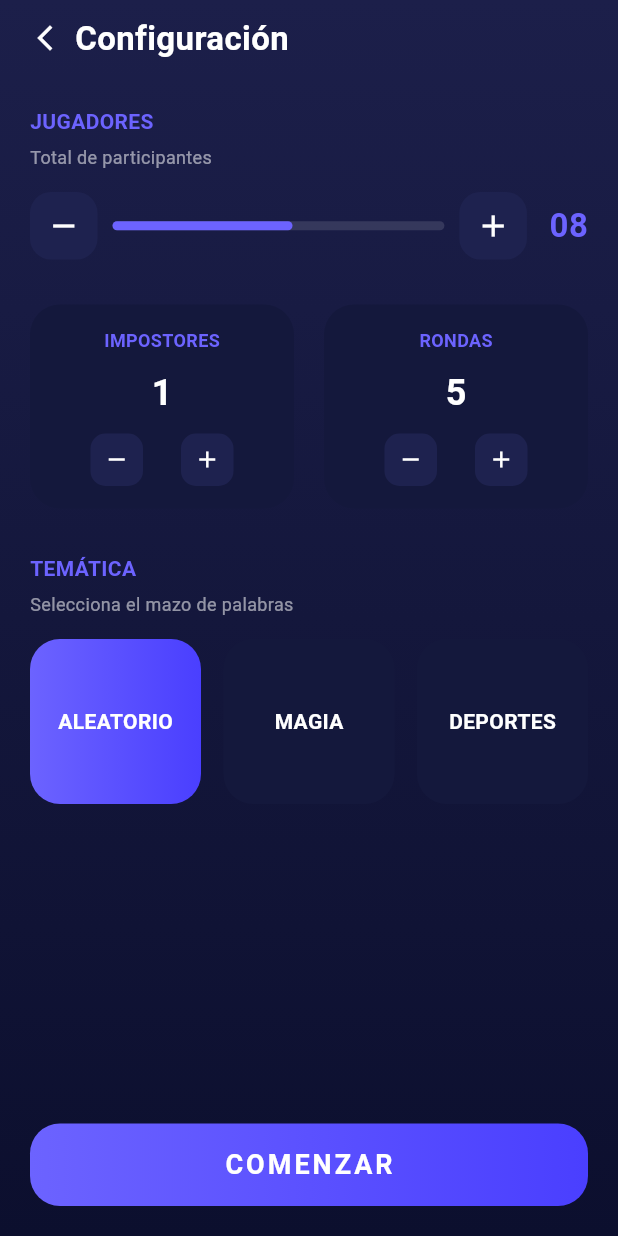
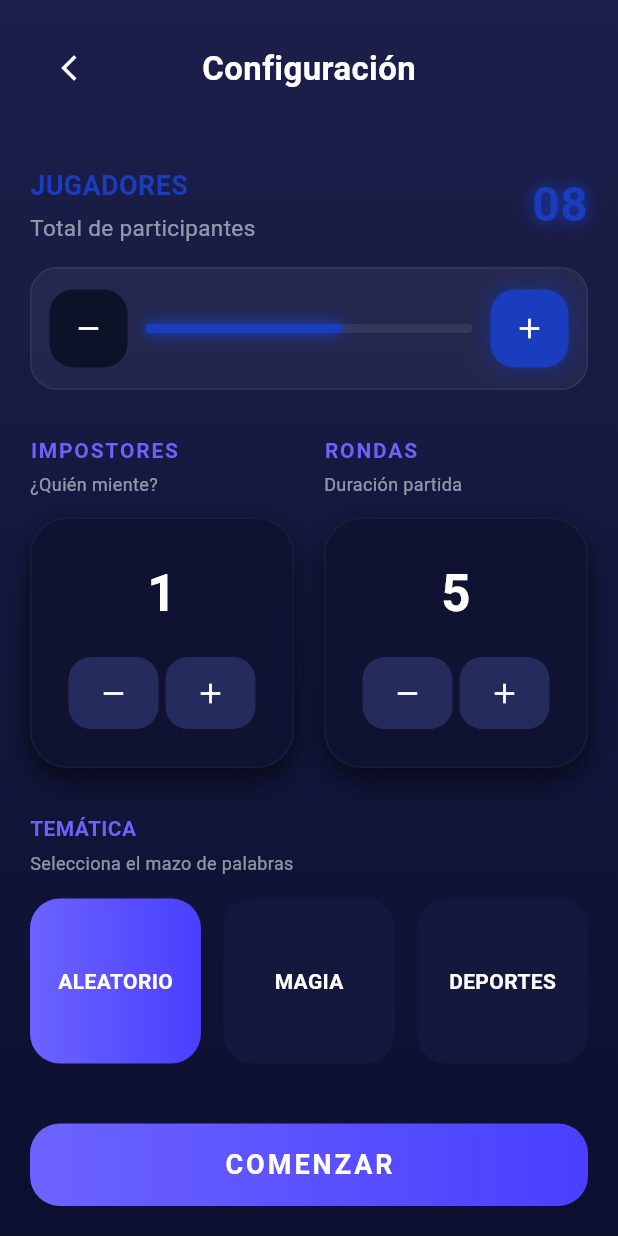
Before and after one commit to uni-dev-labs/impostor-game-app, a Flutter app: the GameConfigurationPage screen opened by its route, on a phone screen of 412 x 824 dp. Run offline on Flutter 3.47's test engine with Material 3 defaults, Android fonts, the phone set to English and light mode, and no system bars.

Commit message:
Primer cambio segunda interface

```diff
--- a/lib/components/configuration-game-screen/config-header.dart
+++ b/lib/components/configuration-game-screen/config-header.dart
@@ -5,11 +5,28 @@ class ConfigHeader extends StatelessWidget {
 
   @override
   Widget build(BuildContext context) {
-    return Row(
-      children: const [
-        Icon(Icons.arrow_back_ios_new, color: Colors.white, size: 20),
-        SizedBox(width: 10),
-        Text(
+    return Container(
+      padding: const EdgeInsets.symmetric(horizontal: 16, vertical: 20),
+      child: Stack(
+        alignment: Alignment.center,
+        children: [
+          // Flecha alineada a la izquierda
+          Align(
+            alignment: Alignment.centerLeft,
+            child: GestureDetector(
+              onTap: () {
+                Navigator.pop(context);
+              },
+              child: const Icon(
+                Icons.arrow_back_ios_new,
+                color: Colors.white,
+                size: 20,
+              ),
+            ),
+          ),
+
+
+          const Text(
             "Configuración",
             style: TextStyle(
               color: Colors.white,
@@ -18,6 +35,7 @@ class ConfigHeader extends StatelessWidget {
             ),
           ),
         ],
+      ),
     );
   }
 }
--- a/lib/components/configuration-game-screen/counter-section.dart
+++ b/lib/components/configuration-game-screen/counter-section.dart
@@ -6,52 +6,103 @@ class CounterSection extends StatelessWidget {
   @override
   Widget build(BuildContext context) {
     return Row(
+      crossAxisAlignment: CrossAxisAlignment.start,
       children: const [
-        Expanded(child: _CounterCard(title: "IMPOSTORES", value: "1")),
+        Expanded(
+          child: _CounterItem(
+            title: "IMPOSTORES",
+            subtitle: "¿Quién miente?",
+            value: "1",
+          ),
+        ),
         SizedBox(width: 20),
-        Expanded(child: _CounterCard(title: "RONDAS", value: "5")),
+        Expanded(
+          child: _CounterItem(
+            title: "RONDAS",
+            subtitle: "Duración partida",
+            value: "5",
+          ),
+        ),
       ],
     );
   }
 }
 
-class _CounterCard extends StatelessWidget {
+class _CounterItem extends StatelessWidget {
   final String title;
+  final String subtitle;
   final String value;
 
-  const _CounterCard({
+  const _CounterItem({
     required this.title,
+    required this.subtitle,
     required this.value,
   });
 
   @override
   Widget build(BuildContext context) {
-    return Container(
-      padding: const EdgeInsets.all(15),
-      decoration: BoxDecoration(
-        color: Color(0xFF14183C),
-        borderRadius: BorderRadius.circular(20),
-      ),
-      child: Column(
+    return Column(
+      crossAxisAlignment: CrossAxisAlignment.start,
       children: [
+        // 🔥 TITULO
         Text(
           title,
           style: const TextStyle(
             color: Color(0xFF6C63FF),
             fontWeight: FontWeight.bold,
+            fontSize: 14,
+            letterSpacing: 1.2,
+          ),
+        ),
+
+        const SizedBox(height: 4),
+
+        // 🔥 SUBTITULO
+        Text(
+          subtitle,
+          style: const TextStyle(
+            color: Colors.white54,
             fontSize: 12,
           ),
         ),
-          const SizedBox(height: 10),
+
+        const SizedBox(height: 14),
+
+        // 🔥 CARD OSCURO
+        Container(
+          padding: const EdgeInsets.symmetric(vertical: 25, horizontal: 20),
+          decoration: BoxDecoration(
+            color: const Color(0xFF0F1230), // Más oscuro
+            borderRadius: BorderRadius.circular(25),
+
+            border: Border.all(
+              color: Colors.white.withOpacity(0.05),
+              width: 1,
+            ),
+
+            boxShadow: [
+              BoxShadow(
+                color: Colors.black.withOpacity(0.6),
+                blurRadius: 15,
+                offset: const Offset(0, 8),
+              ),
+            ],
+          ),
+          child: Column(
+            children: [
+              // 🔢 Número grande
               Text(
                 value,
                 style: const TextStyle(
                   color: Colors.white,
-              fontSize: 24,
+                  fontSize: 34,
                   fontWeight: FontWeight.bold,
                 ),
               ),
-          const SizedBox(height: 10),
+
+              const SizedBox(height: 18),
+
+              // ➖➕ Botones
               Row(
                 mainAxisAlignment: MainAxisAlignment.spaceEvenly,
                 children: [
@@ -61,18 +112,24 @@ class _CounterCard extends StatelessWidget {
               )
             ],
           ),
+        ),
+      ],
     );
   }
 
   Widget _smallButton(IconData icon) {
     return Container(
-      height: 35,
-      width: 35,
+      height: 48,
+      width: 60,
       decoration: BoxDecoration(
-        color: Color(0xFF1E224F),
-        borderRadius: BorderRadius.circular(10),
+        color: const Color(0xFF262B5E), // Más claro que el card
+        borderRadius: BorderRadius.circular(15),
       ),
-      child: Icon(icon, color: Colors.white, size: 18),
+      child: Icon(
+        icon,
+        color: Colors.white,
+        size: 22,
+      ),
     );
   }
 }
--- a/lib/components/configuration-game-screen/players-sections.dart
+++ b/lib/components/configuration-game-screen/players-sections.dart
@@ -8,68 +8,114 @@ class PlayersSection extends StatelessWidget {
     return Column(
       crossAxisAlignment: CrossAxisAlignment.start,
       children: [
-        const Text(
+        Row(
+          mainAxisAlignment: MainAxisAlignment.spaceBetween,
+          children: const [
+            Column(
+              crossAxisAlignment: CrossAxisAlignment.start,
+              children: [
+                Text(
                   "JUGADORES",
                   style: TextStyle(
-            color: Color(0xFF6C63FF),
+                    color: Color(0xFF1A3DBF),
                     fontWeight: FontWeight.bold,
+                    fontSize: 18,
                   ),
                 ),
-        const SizedBox(height: 5),
-        const Text(
+                SizedBox(height: 4),
+                Text(
                   "Total de participantes",
-          style: TextStyle(color: Colors.white54, fontSize: 12),
+                  style: TextStyle(color: Colors.white54, fontSize: 15),
                 ),
-        const SizedBox(height: 15),
-        Row(
+              ],
+            ),
+            Text(
+              "08",
+              style: TextStyle(
+                color: Color(0xFF1A3DBF),
+                fontSize: 32,
+                fontWeight: FontWeight.bold,
+                shadows: [
+                  Shadow(
+                    color: Color(0xFF1A3DBF),
+                    blurRadius: 14,
+                    offset: Offset(0, 0),
+                  ),
+                ],
+              ),
+            ),
+          ],
+        ),
+        const SizedBox(height: 16),
+        Container(
+          padding: const EdgeInsets.symmetric(horizontal: 12, vertical: 14),
+          decoration: BoxDecoration(
+            color: Colors.white.withOpacity(0.05),
+            borderRadius: BorderRadius.circular(18),
+            border: Border.all(
+              color: Colors.white.withOpacity(0.07),
+              width: 1,
+            ),
+          ),
+          child: Row(
             children: [
-            _squareButton(Icons.remove),
-            const SizedBox(width: 10),
+              _squareButton(Icons.remove, isPrimary: false),
+              const SizedBox(width: 12),
               Expanded(
                 child: Container(
                   height: 6,
                   decoration: BoxDecoration(
-                  color: Colors.white12,
+                    color: Colors.white.withOpacity(0.08),
                     borderRadius: BorderRadius.circular(10),
                   ),
                   child: Align(
                     alignment: Alignment.centerLeft,
+                    child: FractionallySizedBox(
+                      widthFactor: 0.6,
                       child: Container(
-                    width: 120,
                         decoration: BoxDecoration(
-                      color: Color(0xFF6C63FF),
+                          color: const Color(0xFF1A3DBF),
                           borderRadius: BorderRadius.circular(10),
+                          boxShadow: const [
+                            BoxShadow(
+                              color: Color(0xFF1A3DBF),
+                              blurRadius: 8,
+                              spreadRadius: 1,
+                            ),
+                          ],
                         ),
                       ),
                     ),
                   ),
                 ),
-            const SizedBox(width: 10),
-            _squareButton(Icons.add),
-            const SizedBox(width: 15),
-            const Text(
-              "08",
-              style: TextStyle(
-                color: Color(0xFF6C63FF),
-                fontSize: 22,
-                fontWeight: FontWeight.bold,
               ),
-            )
+              const SizedBox(width: 12),
+              _squareButton(Icons.add, isPrimary: true),
             ],
+          ),
         ),
       ],
     );
   }
 
-  Widget _squareButton(IconData icon) {
+  Widget _squareButton(IconData icon, {required bool isPrimary}) {
     return Container(
-      height: 45,
-      width: 45,
+      height: 52,
+      width: 52,
       decoration: BoxDecoration(
-        color: Color(0xFF1E224F),
-        borderRadius: BorderRadius.circular(14),
+        color: isPrimary ? const Color(0xFF1A3DBF) : const Color(0xFF0E1228),
+        borderRadius: BorderRadius.circular(16),
+        boxShadow: isPrimary
+            ? [
+                BoxShadow(
+                  color: const Color(0xFF1A3DBF).withOpacity(0.4),
+                  blurRadius: 12,
+                  spreadRadius: 2,
                 ),
-      child: Icon(icon, color: Colors.white),
+              ]
+            : [],
+      ),
+      child: Icon(icon, color: Colors.white, size: 22),
     );
   }
 }
```
Lines whose indentation alone changed are shown as unchanged.
